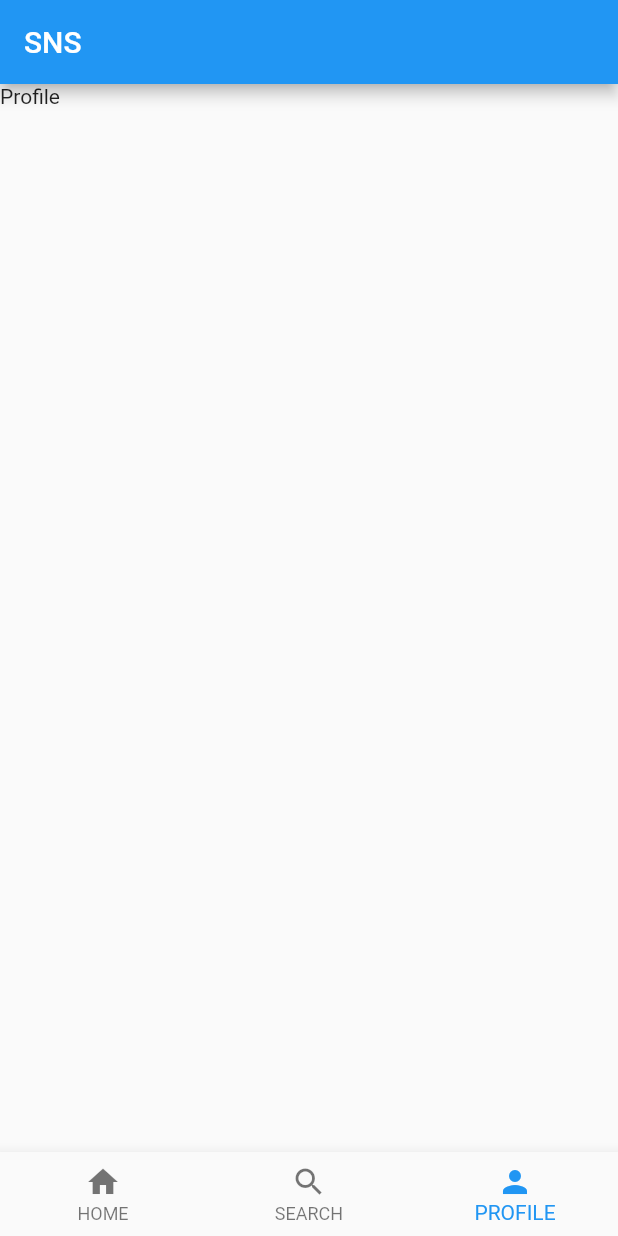
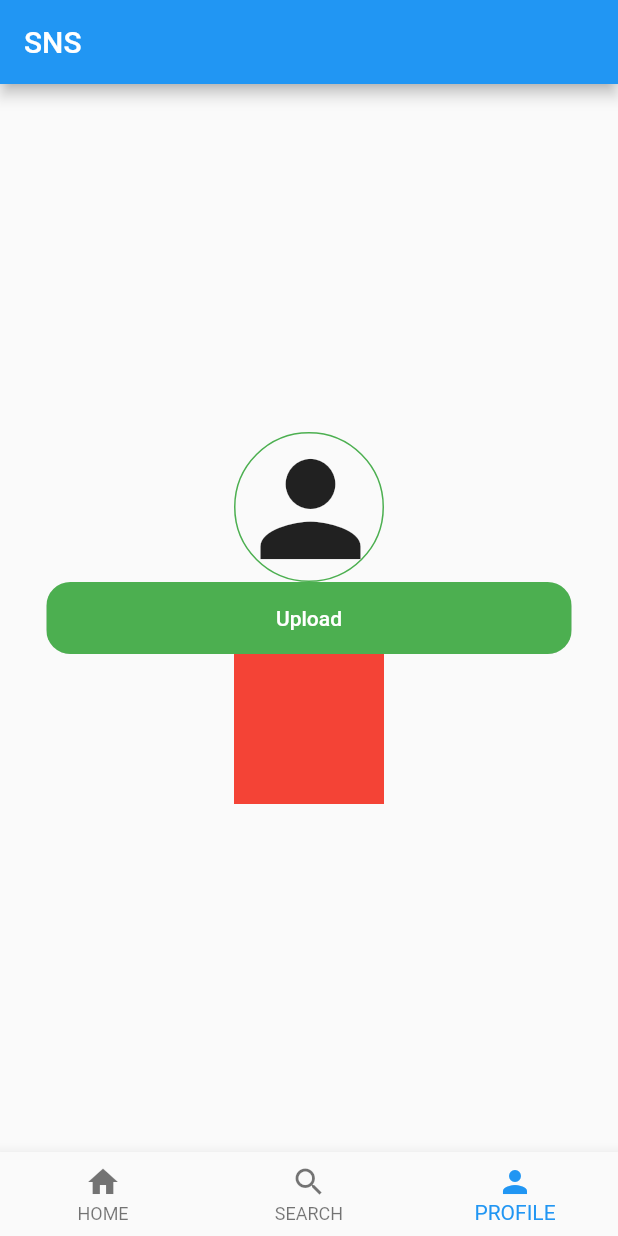
Before and after one commit to orange-bp-dev/flutter-sns, a Flutter app: the MyHomePage screen opened directly, swiped to page 3, on a phone screen of 412 x 824 dp. Run offline on Flutter 3.47's test engine with Material 2 defaults, Android fonts, the phone set to English and light mode, and no system bars; our stand-ins replace cloud_firestore, firebase_auth, firebase_core, firebase_storage, flutter_riverpod, freezed_annotation and 2 more; accounts and stored records are empty.

Commit message:
add: image_uploading

```diff
--- /dev/null
+++ b/lib/details/user_image.dart
@@ -0,0 +1,24 @@
+import 'package:flutter/material.dart';
+import 'package:udemy_flutter_sns/details/circle_image.dart';
+
+class UserImage extends StatelessWidget {
+  const UserImage(
+      {super.key, required this.length, required this.userImageURL});
+  final double length;
+  final String userImageURL;
+
+  @override
+  Widget build(BuildContext context) {
+    return userImageURL.isEmpty
+        ? Container(
+            width: length,
+            height: length,
+            child: Icon(Icons.person, size: length),
+            decoration: BoxDecoration(
+              border: Border.all(color: Colors.green),
+              shape: BoxShape.circle,
+            ),
+          )
+        : CircleImage(length: length, image: NetworkImage(userImageURL));
+  }
+}
--- a/lib/domain/firestore_user/firestore_user.dart
+++ b/lib/domain/firestore_user/firestore_user.dart
@@ -10,6 +10,7 @@ abstract class FirestoreUser with _$FirestoreUser {
     required dynamic updatedAt,
     required String userName,
     required String uid,
+    required String userImageURL,
   }) = _FirestoreUser;
   factory FirestoreUser.fromJson(Map<String, dynamic> json) =>
       _$FirestoreUserFromJson(json);
--- a/lib/main.dart
+++ b/lib/main.dart
@@ -6,6 +6,9 @@ import 'package:firebase_core/firebase_core.dart';
 import 'package:firebase_auth/firebase_auth.dart';
 import 'package:udemy_flutter_sns/details/bottom_navigation_bar.dart';
 import 'package:udemy_flutter_sns/views/login_page.dart';
+import 'package:udemy_flutter_sns/views/main/home_screen.dart';
+import 'package:udemy_flutter_sns/views/main/profile_screen.dart';
+import 'package:udemy_flutter_sns/views/main/search_screen.dart';
 // models
 import 'models/main_model.dart';
 import 'package:udemy_flutter_sns/models/bottom_navigation_bar_model.dart';
@@ -68,15 +71,10 @@ class MyHomePage extends ConsumerWidget {
                   snsBottomNavigationBarModel.onPageChanged(index: index),
               // childrenの個数はElementsの数
               children: [
-                // 注意：ページじゃないのでScaffold
-                Container(
-                  child: Text(homeText),
-                ),
-                Container(
-                  child: Text(searchText),
-                ),
-                Container(
-                  child: Text(profileText),
+                HomeScreen(),
+                SearchScreen(),
+                ProfileScreen(
+                  mainModel: mainModel,
                 ),
               ],
             ),
@@ -85,114 +83,3 @@ class MyHomePage extends ConsumerWidget {
     );
   }
 }
-
-// import 'package:firebase_auth/firebase_auth.dart';
-// import 'package:flutter/material.dart';
-// import 'package:flutter_riverpod/flutter_riverpod.dart';
-// import 'package:udemy_flutter_sns/constants/strings.dart';
-// import 'package:udemy_flutter_sns/details/bottom_navigation_bar.dart';
-// import 'package:udemy_flutter_sns/details/rounded_button.dart';
-// import 'package:udemy_flutter_sns/models/bottom_navigation_bar_model.dart';
-// import 'package:udemy_flutter_sns/models/main_model.dart';
-// import 'package:udemy_flutter_sns/constants/routes.dart' as routes;
-
-// import 'package:firebase_core/firebase_core.dart';
-// import 'package:udemy_flutter_sns/views/login_page.dart';
-// import 'firebase_options.dart';
-
-// void main() async {
-//   WidgetsFlutterBinding.ensureInitialized();
-//   await Firebase.initializeApp(
-//     options: DefaultFirebaseOptions.currentPlatform,
-//   );
-//   const String title = "Flutter Demo";
-//   runApp(ProviderScope(child: MyApp()));
-// }
-
-// class MyApp extends StatelessWidget {
-//   @override
-//   Widget build(BuildContext context) {
-//     final User? onceUser = FirebaseAuth.instance.currentUser;
-//     return MaterialApp(
-//       // debugShowCheckedModeBanner: false,
-//       title: appTitle,
-//       theme: ThemeData(
-//         primarySwatch: Colors.blue,
-//       ),
-//       home: onceUser == null ? LoginPage() : MyHomePage(title: appTitle),
-//     );
-//   }
-// }
-
-// class MyHomePage extends ConsumerWidget {
-//   MyHomePage({Key? key, required this.title});
-
-//   final String title;
-
-//   @override
-//   Widget build(BuildContext context, WidgetRef ref) {
-//     // MainModelのinit()が実行される
-//     final MainModel mainModel = ref.watch(mainProvider);
-//     final BottomNavigationBarModel bottomNavigationBarModel =
-//         ref.watch(bottomNavigationBarProvider);
-//     return Scaffold(
-//       appBar: AppBar(
-//         title: Text(title),
-//       ),
-//       body: mainModel.isLoading
-//           ? Center(
-//               child: Text(loadingText),
-//             )
-//           : Center(
-//               child: Column(
-//                 mainAxisAlignment: MainAxisAlignment.spaceAround,
-//                 children: [
-//                   Center(
-//                       child: Column(
-//                     children: [
-//                       Text("私の名前は${mainModel.currentUserDoc['userName']}です"),
-//                       Text("私の名前は${mainModel.currentUserDoc['uid']}です"),
-//                     ],
-//                   )),
-//                   // RoundedButton(
-//                   //     onPressed: () => routes.toSignupPage(context: context),
-//                   //     widthRate: 0.5,
-//                   //     color: Colors.blue,
-//                   //     text: signupText),
-//                   // RoundedButton(
-//                   //     onPressed: () => routes.toLoginPage(context: context),
-//                   //     widthRate: 0.5,
-//                   //     color: Colors.blue,
-//                   //     text: loginText),
-//                   RoundedButton(
-//                       onPressed: () async =>
-//                           await mainModel.logout(context: context),
-//                       widthRate: 0.85,
-//                       color: Colors.blue,
-//                       text: logoutText),
-//                   // Center(
-//                   //   child: Text("not null"),
-//                   // ),
-//                   // PageView(
-//                   //   controller: bottomNavigationBarModel.pageController,
-//                   //   onPageChanged: (idx) =>
-//                   //       bottomNavigationBarModel.onPageChanged(index: idx),
-//                   //   children: [
-//                   //     // Container(
-//                   //     //   child: Text("Home"),
-//                   //     // ),
-//                   //     // Container(
-//                   //     //   child: Text("Search"),
-//                   //     // ),
-//                   //     // Container(child: Text("Profile")),
-//                   //   ],
-//                   // ),
-//                 ],
-//               ),
-//             ),
-//       bottomNavigationBar: SNSBottomNavigationBar(
-//         bottomNavigationBarModel: bottomNavigationBarModel,
-//       ),
-//     );
-//   }
-// }
--- a/lib/models/main_model.dart
+++ b/lib/models/main_model.dart
@@ -3,6 +3,7 @@ import 'package:firebase_auth/firebase_auth.dart';
 import 'package:flutter/material.dart';
 import 'package:flutter_riverpod/flutter_riverpod.dart';
 import 'package:udemy_flutter_sns/constants/strings.dart';
+import 'package:udemy_flutter_sns/domain/firestore_user/firestore_user.dart';
 
 final mainProvider = ChangeNotifierProvider<MainModel>((ref) => MainModel());
 
@@ -10,6 +11,7 @@ class MainModel extends ChangeNotifier {
   bool isLoading = false;
   User? currentUser = null;
   late DocumentSnapshot<Map<String, dynamic>> currentUserDoc;
+  late FirestoreUser firestoreUser;
 
   MainModel() {
     init();
@@ -23,6 +25,7 @@ class MainModel extends ChangeNotifier {
         .doc(currentUser!.uid)
         .get()
         .then((value) => currentUserDoc = value);
+    firestoreUser = FirestoreUser.fromJson(currentUserDoc.data()!);
     endLoading();
   }
 
--- a/lib/models/signup_model.dart
+++ b/lib/models/signup_model.dart
@@ -22,7 +22,8 @@ class SignupModel extends ChangeNotifier {
         uid: uid,
         userName: "Alice",
         createdAt: now,
-        updatedAt: now);
+        updatedAt: now,
+        userImageURL: "");
     final Map<String, dynamic> userData = firestoreUser.toJson();
     await FirebaseFirestore.instance
         .collection(usersFieldKey)
--- a/lib/views/login_page.dart
+++ b/lib/views/login_page.dart
@@ -41,6 +41,7 @@ class LoginPage extends ConsumerWidget {
           ),
           RoundedButton(
             onPressed: () async => await loginModel.login(context: context),
+            // onPressed: () async => await loginModel.logout(context: context),
             widthRate: 0.85,
             color: Colors.green,
             text: loginText,
--- /dev/null
+++ b/lib/views/main/profile_screen.dart
@@ -0,0 +1,49 @@
+import 'package:flutter/material.dart';
+import 'package:flutter_riverpod/flutter_riverpod.dart';
+import 'package:udemy_flutter_sns/details/rounded_button.dart';
+import 'package:udemy_flutter_sns/details/user_image.dart';
+import 'package:udemy_flutter_sns/models/main/profile_model.dart';
+import 'package:udemy_flutter_sns/models/main_model.dart';
+
+class ProfileScreen extends ConsumerWidget {
+  ProfileScreen({Key? key, required this.mainModel}) : super(key: key);
+  final MainModel mainModel;
+
+  @override
+  Widget build(BuildContext context, WidgetRef ref) {
+    final ProfileModel profileModel = ref.watch(profileProvider);
+    return Column(
+      mainAxisAlignment: MainAxisAlignment.center,
+      children: [
+        profileModel.croppedFile == null
+            ? UserImage(
+                length: 100, userImageURL: mainModel.firestoreUser.userImageURL)
+            : ClipRRect(
+                borderRadius: BorderRadius.circular(160.0),
+                child: Image.file(
+                  profileModel.croppedFile!,
+                  fit: BoxFit.fill,
+                ),
+              ),
+        // ? Container(
+        //     width: 100,
+        //     height: 100,
+        //     child: UserImage(
+        //         length: 100.0,
+        //         userImageURL: mainModel.firestoreUser.userImageURL))
+        // : Text("Loading"),
+        RoundedButton(
+            onPressed: () async => await profileModel.uploadUserImage(
+                currentUserDoc: mainModel.currentUserDoc),
+            widthRate: 0.85,
+            color: Colors.green,
+            text: "Upload"),
+        Container(
+          width: 100,
+          height: 100,
+          color: Colors.red,
+        ),
+      ],
+    );
+  }
+}
```
Also changed, not shown: lib/constants/others.dart (+30 -0 lines), lib/constants/strings.dart (+11 -0 lines), lib/details/circle_image.dart (added, +16 -0 lines), lib/models/main/profile_model.dart (added, +44 -0 lines), lib/views/main/home_screen.dart (added, +11 -0 lines), lib/views/main/search_screen.dart (added, +11 -0 lines), lib/domain/firestore_user/firestore_user.freezed.dart, lib/domain/firestore_user/firestore_user.g.dart, 3 other files.
